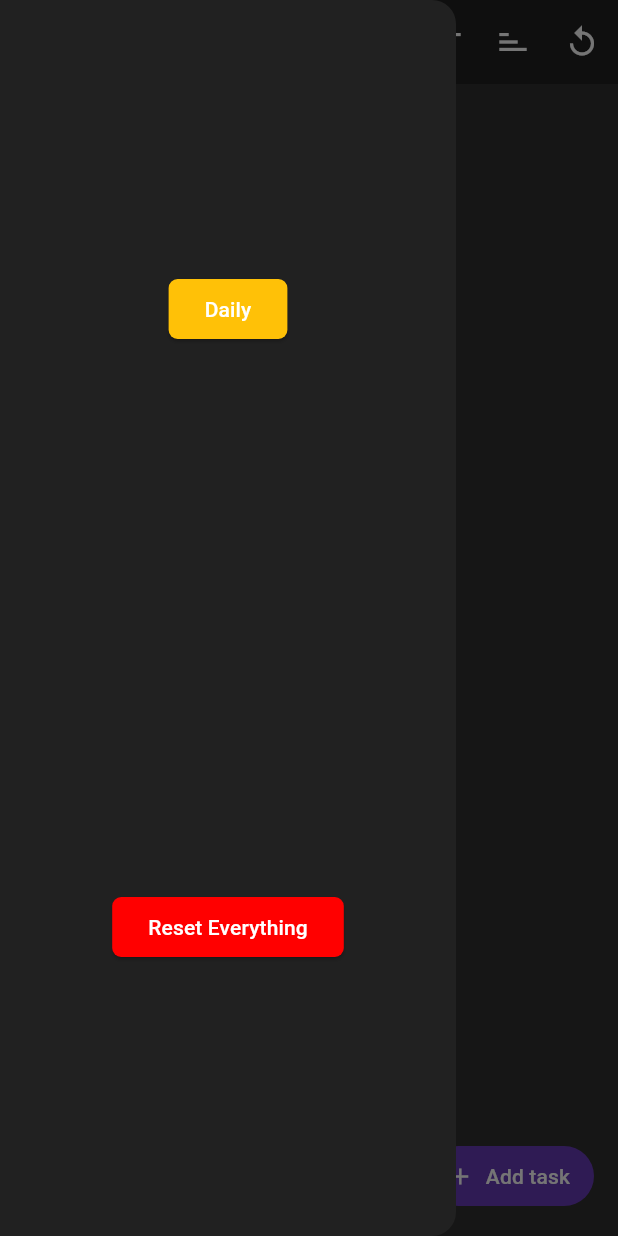
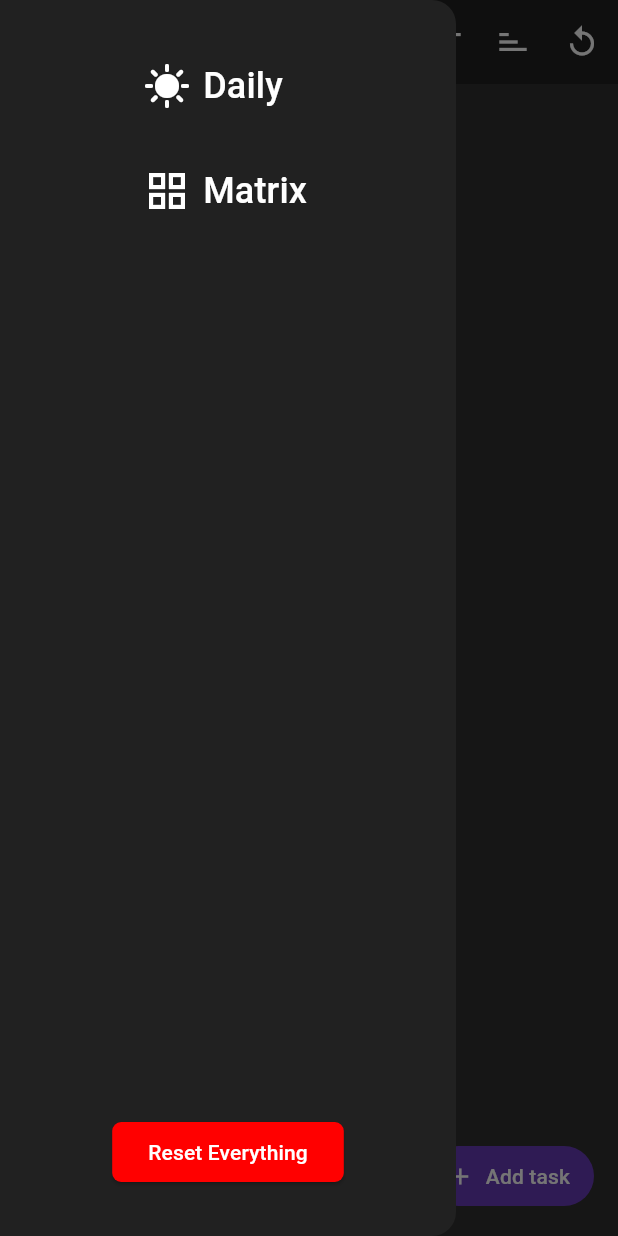
Before and after one commit to lll-Death-lll/procrastinator, a Flutter app: the screen it shows after launch, with the side drawer open, on a phone screen of 412 x 824 dp. Run offline on Flutter 3.47's test engine with Material 3 defaults, Android fonts, the phone set to English and light mode, and no system bars; drawn by our look-alikes of dropdown_button2; our stand-ins replace sqflite_common_ffi; missing offline and left inert: duration; accounts and stored records are empty.

Commit message:
Changed drawer on the main page

```diff
--- a/lib/features/eisenhower-matrix/presentation/widgets/matrix.dart
+++ b/lib/features/eisenhower-matrix/presentation/widgets/matrix.dart
@@ -17,6 +17,7 @@ class Matrix extends StatelessWidget {
 
   @override
   Widget build(BuildContext context) {
+    // todo Add text on the sides or colors/icons
     return AspectRatio(
       aspectRatio: 1 / 1,
       child: GridView.count(
--- a/lib/features/tasks/presentation/pages/home.dart
+++ b/lib/features/tasks/presentation/pages/home.dart
@@ -33,16 +33,15 @@ class _HomeState extends State<Home> {
     return Scaffold(
       drawer: Drawer(
         backgroundColor: Colors.grey[900],
+        child: Padding(
+          padding: const EdgeInsets.all(32.0),
           child: Column(
-          mainAxisAlignment: MainAxisAlignment.spaceAround,
+            mainAxisAlignment: MainAxisAlignment.spaceBetween,
             children: [
-            ElevatedButton.icon(
-                style: ElevatedButton.styleFrom(
-                    shape: RoundedRectangleBorder(
-                      borderRadius: BorderRadius.circular(6),
-                    ),
-                    backgroundColor: Colors.amber,
-                    overlayColor: Colors.black),
+              Column(
+                crossAxisAlignment: CrossAxisAlignment.start,
+                children: [
+                  TextButton.icon(
                     onPressed: () async {
                       await Navigator.pushNamed(context, '/daily');
                       var newTasks = await getAllTasks();
@@ -50,10 +49,37 @@ class _HomeState extends State<Home> {
                         tasks = newTasks;
                       });
                     },
-                label: const Text(
-                  'Daily',
-                  style: TextStyle(color: Colors.white),
-                )),
+                    label: Text(
+                      "Daily",
+                      style: TextStyle(color: Colors.white, fontSize: 24),
+                    ),
+                    icon: Icon(
+                      Icons.sunny,
+                      size: 32,
+                      color: Colors.white,
+                    ),
+                  ),
+                  SizedBox(height: 20),
+                  TextButton.icon(
+                    onPressed: () async {
+                      await Navigator.pushNamed(context, '/matrix');
+                      var newTasks = await getAllTasks();
+                      setState(() {
+                        tasks = newTasks;
+                      });
+                    },
+                    label: Text(
+                      "Matrix",
+                      style: TextStyle(color: Colors.white, fontSize: 24),
+                    ),
+                    icon: Icon(
+                      Icons.grid_view,
+                      size: 32,
+                      color: Colors.white,
+                    ),
+                  ),
+                ],
+              ),
               ElevatedButton.icon(
                   style: ElevatedButton.styleFrom(
                       shape: RoundedRectangleBorder(
@@ -69,6 +95,7 @@ class _HomeState extends State<Home> {
                     style: TextStyle(color: Colors.white),
                   ))
             ],
+          ),
         ),
       ),
       appBar: AppBar(
--- a/lib/features/tasks/presentation/widgets/task_card.dart
+++ b/lib/features/tasks/presentation/widgets/task_card.dart
@@ -66,9 +66,6 @@ class TaskCard extends StatelessWidget {
                 color: Colors.grey[600],
               ),
             ),
-            const SizedBox(
-              width: 0,
-            ),
             CategoryIcon(task: task),
             const SizedBox(
               width: 5,
--- a/lib/main.dart
+++ b/lib/main.dart
@@ -18,6 +18,7 @@ class MyApp extends StatelessWidget {
   Widget build(BuildContext context) {
     return MaterialApp(
       title: 'Procrastinator',
+      initialRoute: '/',
       routes: {
         '/': (context) => const SafeArea(
               child: Home(),
```
Also changed, not shown: lib/features/eisenhower-matrix/presentation/widgets/eisenhower_matrix.dart (deleted). Lines whose indentation alone changed are shown as unchanged.
